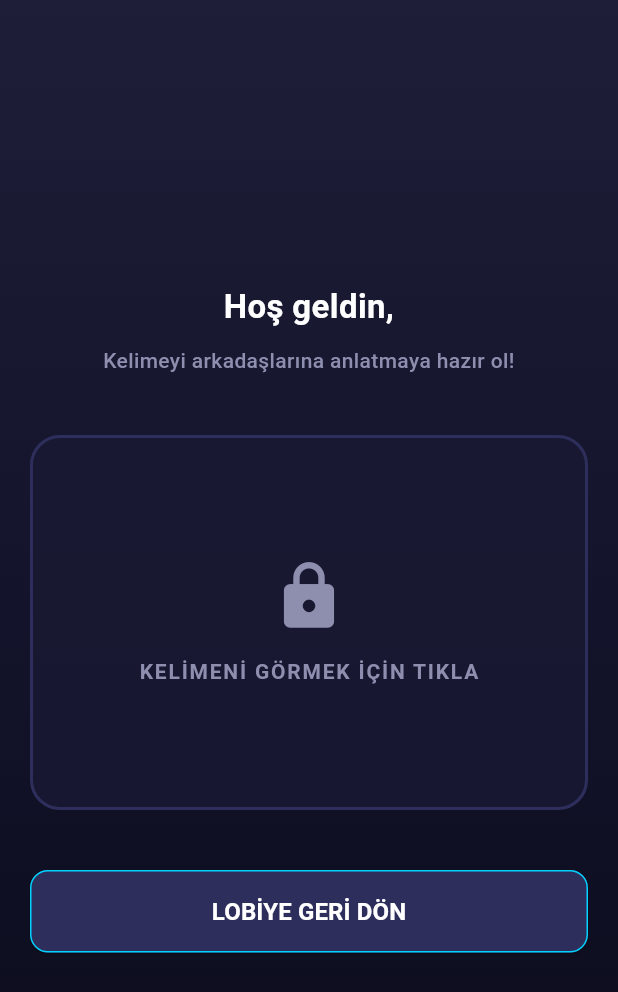
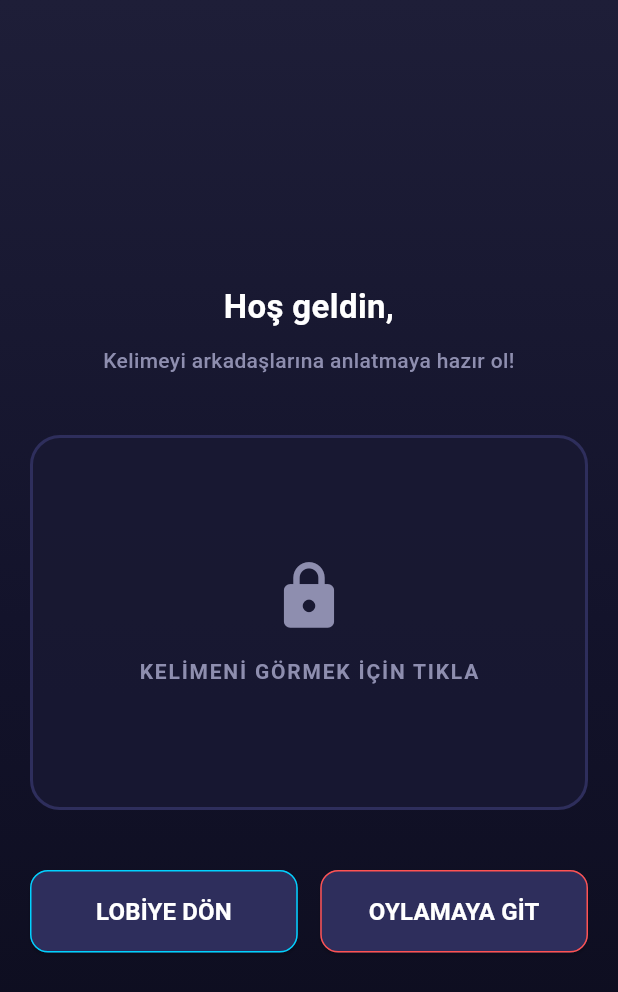
Before and after one commit to TubaYlmaz/GAME_LAB, a Flutter app: the GameScreen screen opened directly with empty values, on a phone screen of 412 x 824 dp. Shown: the top 992 px of the screen. Run offline on Flutter 3.47's test engine with Material 3 defaults, Android fonts, the phone set to English and light mode, and no system bars.

Commit message:
feat:oylama ekranı eklendi

```diff
--- a/oyunlar/impostor_game/lib/main.dart
+++ b/oyunlar/impostor_game/lib/main.dart
@@ -1,6 +1,7 @@
 import 'package:flutter/material.dart';
 import 'screens/host_screen.dart';
 import 'screens/host_login_screen.dart'; // 👈 EKSİK OLAN SATIR TAM OLARAK BU!
+import 'screens/voting_screen.dart';
 
 void main() {
   runApp(const ImpostorGameApp());
--- a/oyunlar/impostor_game/lib/screens/game_screen.dart
+++ b/oyunlar/impostor_game/lib/screens/game_screen.dart
@@ -1,6 +1,7 @@
 // lib/screens/game_screen.dart
 
 import 'package:flutter/material.dart';
+import 'voting_screen.dart';
 
 class GameScreen extends StatefulWidget {
   final String playerName;
@@ -153,28 +154,72 @@ class _GameScreenState extends State<GameScreen> {
 
                 const SizedBox(height: 40),
 
-                // EN ALT KISIM: Oyundan Çıkış veya Geri Dönüş Butonu
-                ElevatedButton(
-                  onPressed: () {
-                    // Oyunu bitirip ana ekrana veya lobiye dönmek için
-                    Navigator.pop(context);
-                  },
+                // OYLAMAYA GİT BUTONU
+                Row(
+                  children: [
+                    // 1. LOBİYE DÖN BUTONU
+                    Expanded(
+                      child: ElevatedButton(
+                        onPressed: () => Navigator.pop(context),
                         style: ElevatedButton.styleFrom(
                           backgroundColor: const Color(0xFF2E2E5C),
-                    side: const BorderSide(color: Color(0xFF00D2FF), width: 1),
+                          side: const BorderSide(
+                            color: Color(0xFF00D2FF),
+                            width: 1,
+                          ),
                           padding: const EdgeInsets.symmetric(vertical: 16),
                           shape: RoundedRectangleBorder(
                             borderRadius: BorderRadius.circular(12),
                           ),
                         ),
                         child: const Text(
-                    'LOBİYE GERİ DÖN',
+                          'LOBİYE DÖN',
                           style: TextStyle(
                             fontSize: 16,
                             fontWeight: FontWeight.bold,
                             color: Colors.white,
                           ),
                         ),
+                      ),
+                    ),
+
+                    const SizedBox(width: 15), // İki buton arasındaki mesafe
+                    // 2. OYLAMAYA GİT BUTONU
+                    Expanded(
+                      child: ElevatedButton(
+                        onPressed: () {
+                          // Navigator ile geçişin
+                          Navigator.push(
+                            context,
+                            MaterialPageRoute(
+                              builder: (context) => const VotingScreen(),
+                            ),
+                          );
+                        },
+                        style: ElevatedButton.styleFrom(
+                          // Lobi butonuyla aynı temel özellikler:
+                          backgroundColor: const Color(0xFF2E2E5C),
+                          padding: const EdgeInsets.symmetric(vertical: 16),
+                          shape: RoundedRectangleBorder(
+                            borderRadius: BorderRadius.circular(12),
+                          ),
+                          // Oylama butonuna özel çerçeve:
+                          side: const BorderSide(
+                            color: Colors.redAccent,
+                            width: 1,
+                          ),
+                        ),
+                        child: const Text(
+                          'OYLAMAYA GİT',
+                          style: TextStyle(
+                            fontSize: 16,
+                            fontWeight: FontWeight.bold,
+                            color: Colors.white,
+                          ),
+                        ),
+                      ),
+                    ),
+                  ],
                 ),
               ],
             ),
```
Also changed, not shown: oyunlar/impostor_game/lib/screens/voting_screen.dart (added, +216 -0 lines), oyunlar/impostor_game/flutter_01.png (added), 2 other files. Lines whose indentation alone changed are shown as unchanged.
